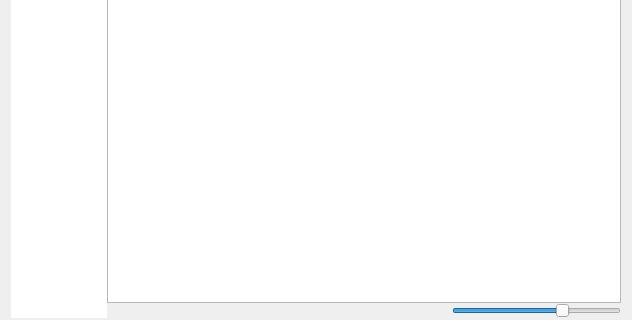
Before: the Qt Designer form mainwindow.ui in FrankMamuda/filemanager, drawn with Qt 5; both pictures show x 0 to 632 and y 168 to 488 of the 632 by 488 pixel window.
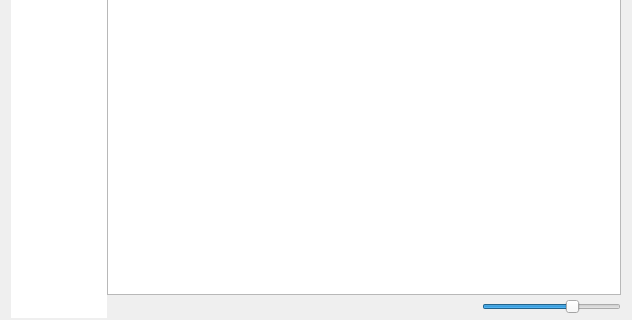
After: the same form once the commit is applied. Icons and pictures are not drawn. Custom widgets are drawn as their Qt base class.

What changed in the file:
```diff
--- a/mainwindow.ui
+++ b/mainwindow.ui
@@ -96,7 +96,7 @@
      </widget>
     </item>
     <item row="3" column="2">
-     <layout class="QHBoxLayout" name="horizontalLayout" stretch="1,1,1">
+     <layout class="QHBoxLayout" name="horizontalLayout" stretch="1,1,0,0,0,1">
       <item>
        <widget class="QLabel" name="statusBar">
         <property name="text">
@@ -117,6 +117,36 @@
         </property>
        </spacer>
       </item>
+      <item>
+       <widget class="QToolButton" name="notificationInfo">
+        <property name="text">
+         <string/>
+        </property>
+        <property name="autoRaise">
+         <bool>true</bool>
+        </property>
+       </widget>
+      </item>
+      <item>
+       <widget class="QToolButton" name="notificationWarn">
+        <property name="text">
+         <string/>
+        </property>
+        <property name="autoRaise">
+         <bool>true</bool>
+        </property>
+       </widget>
+      </item>
+      <item>
+       <widget class="QToolButton" name="notificationError">
+        <property name="text">
+         <string/>
+        </property>
+        <property name="autoRaise">
+         <bool>true</bool>
+        </property>
+       </widget>
+      </item>
       <item>
        <widget class="QSlider" name="horizontalSlider">
         <property name="minimum">
```
Left out of the diff: 2 changed lines with no effect on the pictures.
